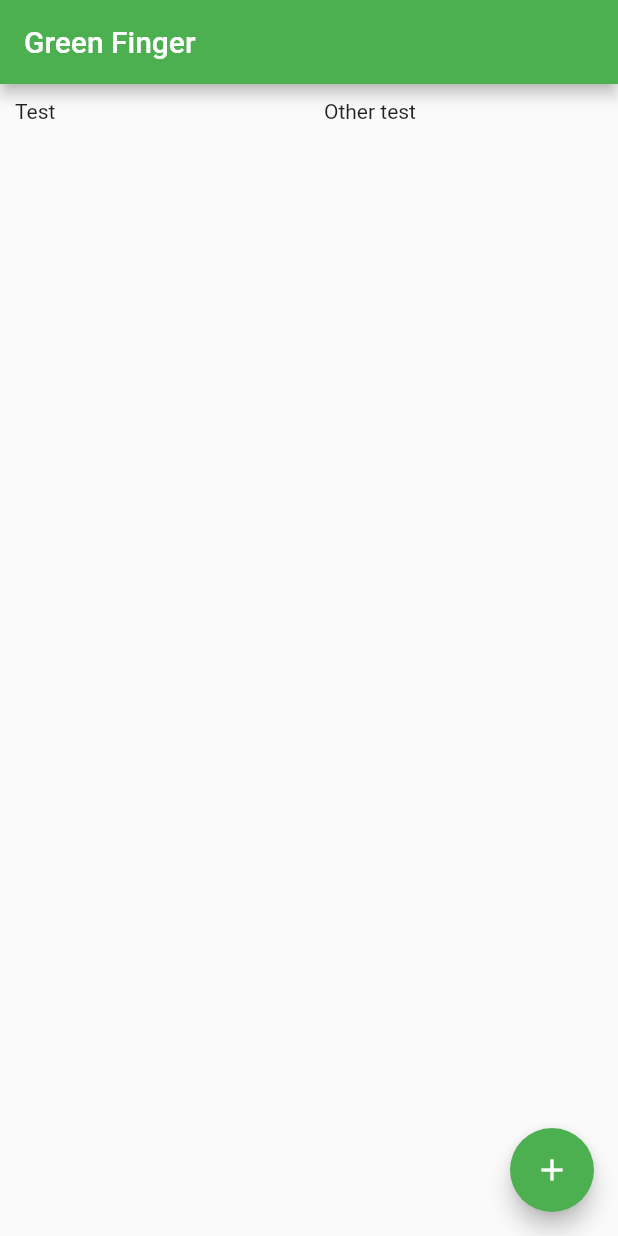
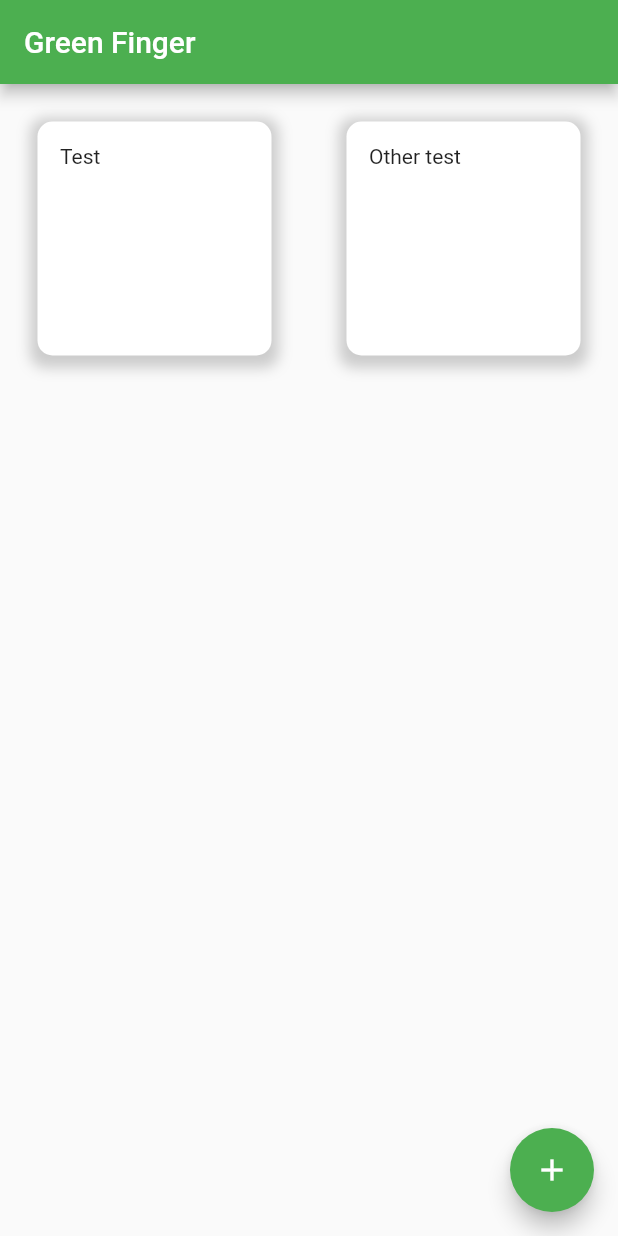
Before and after one commit to fredpantuzza/green-finger, a Flutter app: the screen it shows after launch, on a phone screen of 412 x 824 dp. Run offline on Flutter 3.47's test engine with Material 2 defaults, Android fonts, the phone set to English and light mode, and no system bars.

Commit message:
Adding plant details screen

```diff
--- a/lib/views/edit_plant_screen.dart
+++ b/lib/views/edit_plant_screen.dart
@@ -1,8 +1,8 @@
 // Copyright 2020 Green Finger team. All rights reserved.
 
 import 'package:flutter/material.dart';
+import 'package:provider/provider.dart';
 import 'package:green_finger/models/plant.dart';
-import 'package:provider/provider.dart';
 import 'package:green_finger/models/plant_catalog.dart';
 
 enum EditPlantScreenType {
@@ -84,7 +84,7 @@ class _EditPlantScreenState extends State<EditPlantScreen> {
               builder: (BuildContext context) {
                 return AlertDialog(
                   title: Text('Discard changes?'),
-                  content: Text('Are you sure you want to discard the chages you''ve made?'),
+                  content: Text('Are you sure you want to discard the changes you''ve made?'),
                   actions: <Widget>[
                     FlatButton(
                       child: Text('Discard'),
--- a/lib/views/home_screen.dart
+++ b/lib/views/home_screen.dart
@@ -1,8 +1,8 @@
 // Copyright 2020 Green Finger team. All rights reserved.
 
 import 'package:flutter/material.dart';
+import 'package:provider/provider.dart';
 import 'package:green_finger/views/edit_plant_screen.dart';
-import 'package:provider/provider.dart';
 import 'package:green_finger/models/plant_catalog.dart';
 import 'package:green_finger/views/plant_catalog_screen.dart';
 
--- a/lib/views/plant_catalog_screen.dart
+++ b/lib/views/plant_catalog_screen.dart
@@ -1,6 +1,8 @@
 // Copyright 2020 Green Finger team. All rights reserved.
 
+import 'package:flutter/material.dart';
 import 'package:flutter/widgets.dart';
+import 'package:green_finger/views/plant_details_screen.dart';
 import 'package:green_finger/models/plant.dart';
 import 'package:green_finger/models/plant_catalog.dart';
 
@@ -15,7 +17,10 @@ class PlantCatalogScreen extends StatelessWidget
     return GridView.count(
         crossAxisCount: 2,
         children: List.generate(plantCatalog.plants.length, (index) {
-          return PlantCatalogItem(plant: plantCatalog.plants[index]);
+          return Padding(
+              padding: EdgeInsets.all(25.0),
+              child: PlantCatalogItem(plant: plantCatalog.plants[index]),
+          );
         }),
     );
   }
@@ -29,10 +34,35 @@ class PlantCatalogItem extends StatelessWidget
 
   @override
   Widget build(BuildContext context) {
-    return Container(
-      key: ValueKey(plant.id),
-      padding: EdgeInsets.all(10.0),
-      child: new Text(plant.name),
+    return GestureDetector(
+      onTap: () {
+        Navigator.push(
+            context,
+            MaterialPageRoute(builder: (context) =>
+                PlantDetailsScreen(plant: this.plant)));
+      },
+      child: Container(
+        key: ValueKey(plant.id),
+        padding: EdgeInsets.all(15.0),
+        child: new Text(plant.name),
+        decoration: BoxDecoration(
+          color: Colors.white,
+          borderRadius: BorderRadius.only(
+              topLeft: Radius.circular(10),
+              topRight: Radius.circular(10),
+              bottomLeft: Radius.circular(10),
+              bottomRight: Radius.circular(10)
+          ),
+          boxShadow: [
+            BoxShadow(
+              color: Colors.grey.withOpacity(0.5),
+              spreadRadius: 5,
+              blurRadius: 7,
+              offset: Offset(0, 3), // changes position of shadow
+            ),
+          ],
+        ),
+      ),
     );
   }
 
```
Also changed, not shown: lib/views/plant_details_screen.dart (added, +28 -0 lines).
